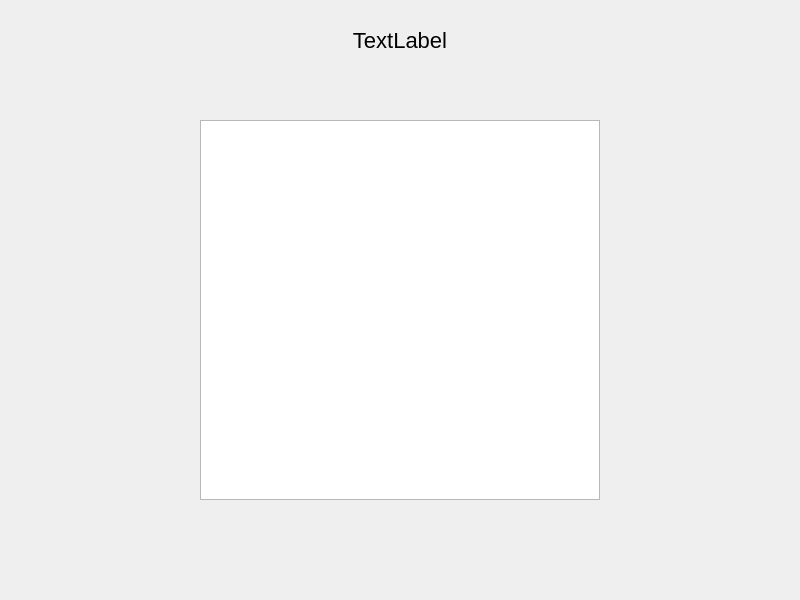
JuanLoaiza007/Proyecto-1-IA-2024-I, file views/vista_juego.ui: the form before one commit.
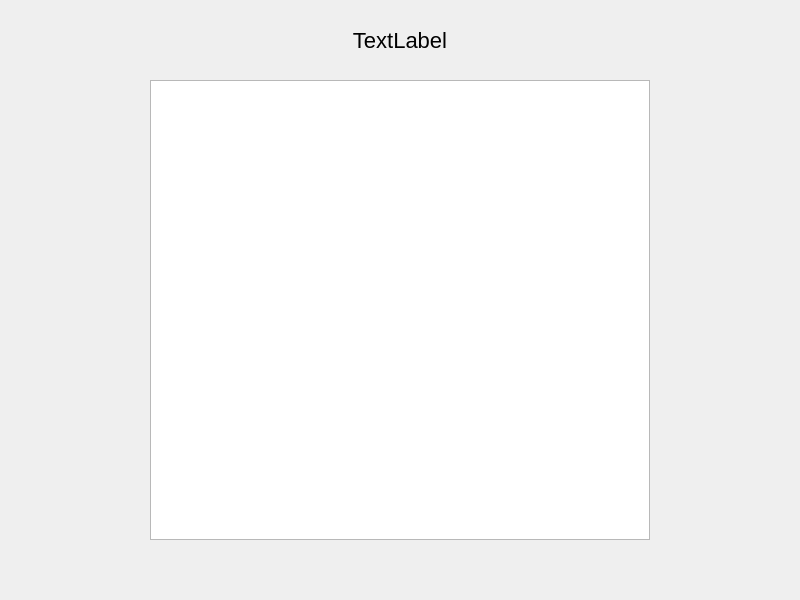
The form after the commit.

Commit message: table resized

```diff
--- a/views/vista_juego.ui
+++ b/views/vista_juego.ui
@@ -597,56 +597,7 @@
           <property name="spacing">
            <number>0</number>
           </property>
-          <item row="0" column="0" rowspan="3">
-           <widget class="QFrame" name="frame_9">
-            <property name="minimumSize">
-             <size>
-              <width>50</width>
-              <height>0</height>
-             </size>
-            </property>
-            <property name="maximumSize">
-             <size>
-              <width>50</width>
-              <height>16777215</height>
-             </size>
-            </property>
-            <property name="frameShape">
-             <enum>QFrame::NoFrame</enum>
-            </property>
-            <property name="frameShadow">
-             <enum>QFrame::Raised</enum>
-            </property>
-            <layout class="QVBoxLayout" name="verticalLayout_3">
-             <property name="spacing">
-              <number>0</number>
-             </property>
-             <property name="leftMargin">
-              <number>0</number>
-             </property>
-             <property name="topMargin">
-              <number>0</number>
-             </property>
-             <property name="rightMargin">
-              <number>0</number>
-             </property>
-             <property name="bottomMargin">
-              <number>0</number>
-             </property>
-             <item>
-              <widget class="QFrame" name="frame_15">
-               <property name="frameShape">
-                <enum>QFrame::NoFrame</enum>
-               </property>
-               <property name="frameShadow">
-                <enum>QFrame::Raised</enum>
-               </property>
-              </widget>
-             </item>
-            </layout>
-           </widget>
-          </item>
-          <item row="1" column="1">
+          <item row="0" column="0">
            <widget class="QFrame" name="frame_11">
             <property name="frameShape">
              <enum>QFrame::NoFrame</enum>
@@ -769,72 +720,6 @@
             </layout>
            </widget>
           </item>
-          <item row="0" column="2" rowspan="3">
-           <widget class="QFrame" name="frame_10">
-            <property name="minimumSize">
-             <size>
-              <width>50</width>
-              <height>0</height>
-             </size>
-            </property>
-            <property name="maximumSize">
-             <size>
-              <width>50</width>
-              <height>16777215</height>
-             </size>
-            </property>
-            <property name="frameShape">
-             <enum>QFrame::NoFrame</enum>
-            </property>
-            <property name="frameShadow">
-             <enum>QFrame::Raised</enum>
-            </property>
-           </widget>
-          </item>
-          <item row="2" column="1">
-           <widget class="QFrame" name="frame_13">
-            <property name="minimumSize">
-             <size>
-              <width>0</width>
-              <height>20</height>
-             </size>
-            </property>
-            <property name="maximumSize">
-             <size>
-              <width>16777215</width>
-              <height>40</height>
-             </size>
-            </property>
-            <property name="frameShape">
-             <enum>QFrame::NoFrame</enum>
-            </property>
-            <property name="frameShadow">
-             <enum>QFrame::Raised</enum>
-            </property>
-           </widget>
-          </item>
-          <item row="0" column="1">
-           <widget class="QFrame" name="frame_12">
-            <property name="minimumSize">
-             <size>
-              <width>0</width>
-              <height>20</height>
-             </size>
-            </property>
-            <property name="maximumSize">
-             <size>
-              <width>16777215</width>
-              <height>40</height>
-             </size>
-            </property>
-            <property name="frameShape">
-             <enum>QFrame::NoFrame</enum>
-            </property>
-            <property name="frameShadow">
-             <enum>QFrame::Raised</enum>
-            </property>
-           </widget>
-          </item>
          </layout>
         </widget>
        </item>
```
The commit also changes 1 other file.
